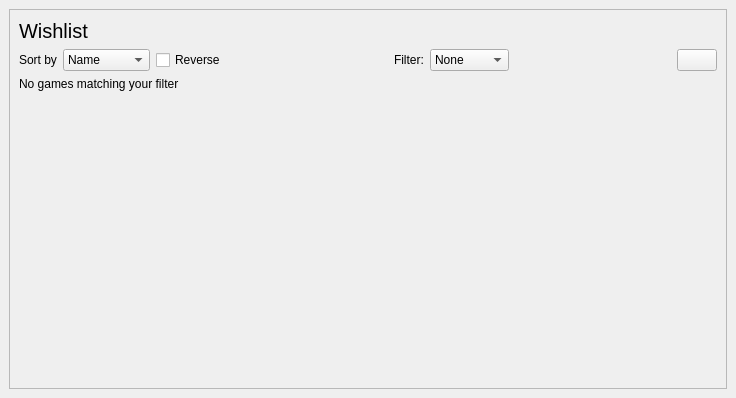
The window that rare/ui/components/tabs/store/wishlist.ui (RareDevs/Rare) describes before a commit, drawn with Qt 5.
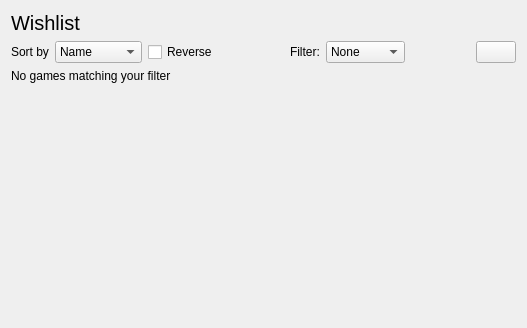
The same window after the commit.

```diff
--- a/rare/ui/components/tabs/store/wishlist.ui
+++ b/rare/ui/components/tabs/store/wishlist.ui
@@ -1,36 +1,20 @@
 <?xml version="1.0" encoding="UTF-8"?>
 <ui version="4.0">
  <class>Wishlist</class>
- <widget class="QStackedWidget" name="Wishlist">
+ <widget class="QWidget" name="Wishlist">
   <property name="geometry">
    <rect>
     <x>0</x>
     <y>0</y>
-    <width>736</width>
-    <height>398</height>
+    <width>527</width>
+    <height>328</height>
    </rect>
   </property>
   <property name="windowTitle">
    <string notr="true">StackedWidget</string>
   </property>
-  <widget class="QWidget" name="page">
    <layout class="QVBoxLayout" name="verticalLayout">
     <item>
-     <widget class="QScrollArea" name="scroll_area">
-      <property name="widgetResizable">
-       <bool>true</bool>
-      </property>
-      <widget class="QWidget" name="scroll_widget">
-       <property name="geometry">
-        <rect>
-         <x>0</x>
-         <y>0</y>
-         <width>716</width>
-         <height>378</height>
-        </rect>
-       </property>
-       <layout class="QVBoxLayout" name="verticalLayout_2">
-        <item>
          <widget class="QLabel" name="title_label">
           <property name="font">
            <font>
@@ -174,11 +158,6 @@
          </spacer>
         </item>
        </layout>
-      </widget>
-     </widget>
-    </item>
-   </layout>
-  </widget>
  </widget>
  <resources/>
  <connections/>
```
Left out of the diff: 2 changed lines with no effect on the pictures. Lines whose indentation alone changed are shown as unchanged.
